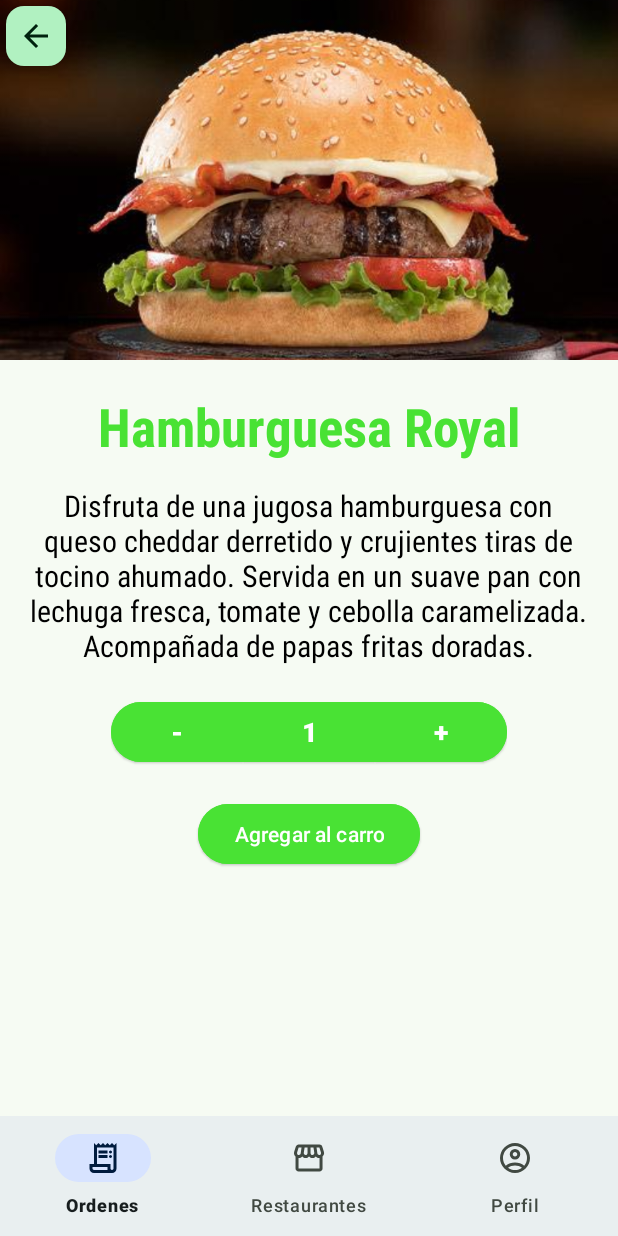
After one commit to Santy2304/IoT_DeliGOv2, an Android app: the ClientePlatoActivity screen opened directly, with no data from a screen before it, on a phone screen of 412 x 824 dp. The commit adds this screen. Run offline under Robolectric (Android 15) with nearby library versions, the phone set to English and light mode, and no system bars.

Commit message:
un plato

```diff
--- a/app/src/main/AndroidManifest.xml
+++ b/app/src/main/AndroidManifest.xml
@@ -12,6 +12,9 @@
         android:supportsRtl="true"
         android:theme="@style/Theme.DeliGOv2"
         tools:targetApi="31">
+        <activity
+            android:name=".Cliente.ClientePlatoActivity"
+            android:exported="false" />
         <activity
             android:name=".Administrador.AdministradorHomeActivity"
             android:exported="false" />
--- /dev/null
+++ b/app/src/main/java/com/example/deligov2/Cliente/ClientePlatoActivity.java
@@ -0,0 +1,26 @@
+package com.example.deligov2.Cliente;
+
+import android.os.Bundle;
+
+import androidx.activity.EdgeToEdge;
+import androidx.appcompat.app.AppCompatActivity;
+import androidx.core.graphics.Insets;
+import androidx.core.view.ViewCompat;
+import androidx.core.view.WindowInsetsCompat;
+
+import com.example.deligov2.R;
+
+public class ClientePlatoActivity extends AppCompatActivity {
+
+    @Override
+    protected void onCreate(Bundle savedInstanceState) {
+        super.onCreate(savedInstanceState);
+        EdgeToEdge.enable(this);
+        setContentView(R.layout.activity_cliente_plato);
+        ViewCompat.setOnApplyWindowInsetsListener(findViewById(R.id.main), (v, insets) -> {
+            Insets systemBars = insets.getInsets(WindowInsetsCompat.Type.systemBars());
+            v.setPadding(systemBars.left, systemBars.top, systemBars.right, systemBars.bottom);
+            return insets;
+        });
+    }
+}
--- /dev/null
+++ b/app/src/main/res/layout/activity_cliente_plato.xml
@@ -0,0 +1,133 @@
+<?xml version="1.0" encoding="utf-8"?>
+<androidx.constraintlayout.widget.ConstraintLayout xmlns:android="http://schemas.android.com/apk/res/android"
+    xmlns:app="http://schemas.android.com/apk/res-auto"
+    xmlns:tools="http://schemas.android.com/tools"
+    android:id="@+id/main"
+    android:layout_width="match_parent"
+    android:layout_height="match_parent"
+    tools:context=".Cliente.ClientePlatoActivity">
+
+
+    <com.google.android.material.floatingactionbutton.FloatingActionButton
+        android:id="@+id/floating_action_button"
+        style="?attr/floatingActionButtonSmallStyle"
+        android:layout_width="wrap_content"
+        android:layout_height="wrap_content"
+        android:layout_gravity="bottom|end"
+        android:contentDescription="back"
+        app:layout_constraintEnd_toEndOf="parent"
+        app:layout_constraintHorizontal_bias="0.0"
+        app:layout_constraintStart_toStartOf="parent"
+        app:layout_constraintTop_toTopOf="parent"
+        app:srcCompat="@drawable/arrow_back_24px" />
+    <ImageView
+        android:id="@+id/imageView2"
+        android:layout_width="match_parent"
+        android:layout_height="240sp"
+        android:scaleType="centerCrop"
+        android:src="@drawable/hamburguesa_royal"
+        app:layout_constraintEnd_toEndOf="parent"
+        app:layout_constraintStart_toStartOf="parent"
+        app:layout_constraintTop_toTopOf="parent" />
+
+    <LinearLayout
+        android:id="@+id/linearLayout4"
+        android:layout_width="match_parent"
+        android:layout_height="wrap_content"
+        android:orientation="vertical"
+        app:layout_constraintBottom_toBottomOf="parent"
+        app:layout_constraintEnd_toEndOf="parent"
+        app:layout_constraintStart_toStartOf="parent">
+
+        <com.google.android.material.bottomnavigation.BottomNavigationView
+            android:id="@+id/bottom_navigation"
+            android:layout_width="match_parent"
+            android:layout_height="wrap_content"
+            app:menu="@menu/cliente_menu" />
+    </LinearLayout>
+
+    <LinearLayout
+        android:layout_width="match_parent"
+        android:layout_height="0dp"
+        android:orientation="vertical"
+        android:padding="5dp"
+        app:layout_constraintBottom_toTopOf="@+id/linearLayout4"
+        app:layout_constraintEnd_toEndOf="parent"
+        app:layout_constraintStart_toStartOf="parent"
+        app:layout_constraintTop_toBottomOf="@+id/imageView2">
+        <TextView
+            android:id="@+id/textView9"
+            android:layout_marginTop="15sp"
+            android:layout_width="wrap_content"
+            android:layout_gravity="center_horizontal"
+            android:layout_height="wrap_content"
+            android:fontFamily="sans-serif-condensed"
+            android:text="Hamburguesa Royal"
+            android:textColor="@color/light_green"
+            android:textSize="35sp"
+            android:textStyle="bold"/>
+        <TextView
+            android:id="@+id/textView6"
+            android:layout_width="390dp"
+            android:layout_height="wrap_content"
+            android:layout_marginTop="15sp"
+            android:layout_gravity="center_horizontal"
+            android:fontFamily="sans-serif-condensed"
+            android:gravity="center"
+            android:textColor="@color/black"
+            android:text="Disfruta de una jugosa hamburguesa con queso cheddar derretido y crujientes tiras de tocino ahumado. Servida en un suave pan con lechuga fresca, tomate y cebolla caramelizada. Acompañada de papas fritas doradas."
+            android:textSize="20sp"/>
+
+
+        <com.google.android.material.button.MaterialButtonToggleGroup
+            android:id="@+id/toggleButton"
+            android:layout_width="wrap_content"
+            android:layout_gravity="center_horizontal"
+            android:layout_marginTop="20dp"
+            android:layout_height="wrap_content">
+            <!--style="?attr/materialButtonOutlinedStyle"-->
+            <Button
+                android:id="@+id/button1"
+                style="@style/Widget.Material3.Button.ElevatedButton"
+                android:layout_width="wrap_content"
+                android:layout_height="wrap_content"
+                android:backgroundTint="@color/light_green"
+                android:text="-"
+                android:textColor="@color/white"
+                android:textSize="18sp"
+                android:textStyle="bold" />
+
+            <Button
+                android:id="@+id/button2"
+                style="@style/Widget.Material3.Button.ElevatedButton"
+                android:layout_width="wrap_content"
+                android:layout_height="wrap_content"
+                android:backgroundTint="@color/light_green"
+                android:text="1"
+                android:textColor="@color/white"
+                android:textSize="18sp"
+                android:textStyle="bold" />
+
+            <Button
+                android:id="@+id/button3"
+                style="@style/Widget.Material3.Button.ElevatedButton"
+                android:layout_width="wrap_content"
+                android:layout_height="wrap_content"
+                android:backgroundTint="@color/light_green"
+                android:text="+"
+                android:textColor="@color/white"
+                android:textSize="18sp"
+                android:textStyle="bold" />
+        </com.google.android.material.button.MaterialButtonToggleGroup>
+        <Button
+            android:id="@+id/addButton"
+            style="@style/Widget.Material3.Button.ElevatedButton"
+            android:layout_width="wrap_content"
+            android:layout_gravity="center_horizontal"
+            android:layout_marginTop="20dp"
+            android:layout_height="wrap_content"
+            android:backgroundTint="@color/light_green"
+            android:text="Agregar al carro"
+            android:textColor="@color/white"/>
+    </LinearLayout>
+</androidx.constraintlayout.widget.ConstraintLayout>
--- a/app/src/main/res/layout/activity_cliente_tracking.xml
+++ b/app/src/main/res/layout/activity_cliente_tracking.xml
@@ -187,7 +187,7 @@
     <com.google.android.material.slider.Slider
         android:id="@+id/slider"
         android:layout_width="match_parent"
-        android:layout_height="20sp"
+        android:layout_height="18sp"
         android:contentDescription="estados"
         android:value="20.0"
         android:valueFrom="0.0"
@@ -212,6 +212,7 @@
 
             <ImageView
                 android:id="@+id/imageView8"
+                android:layout_marginTop="10dp"
                 android:layout_width="300dp"
                 android:layout_height="200dp"
                 android:scaleType="centerCrop"
```
